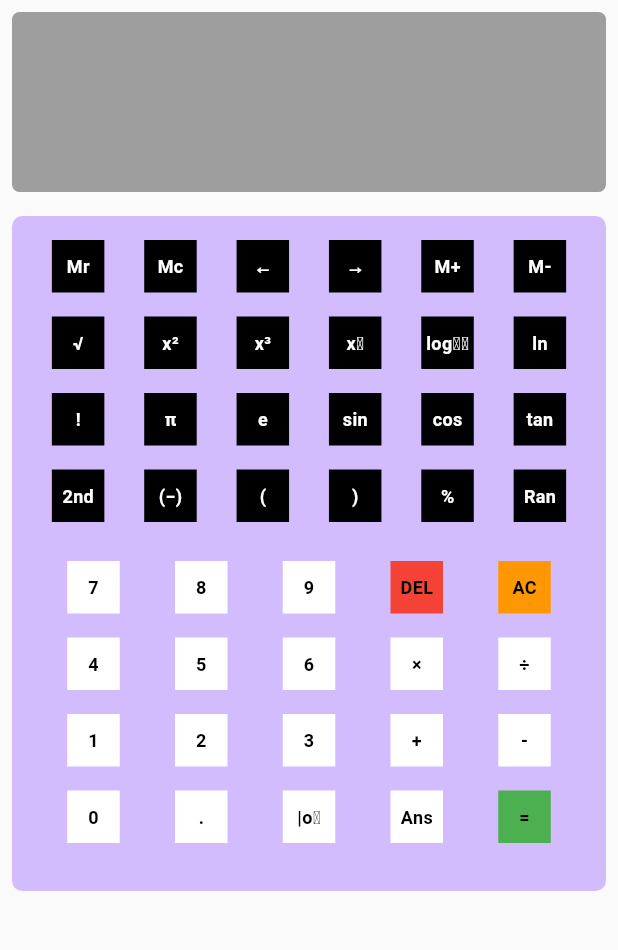
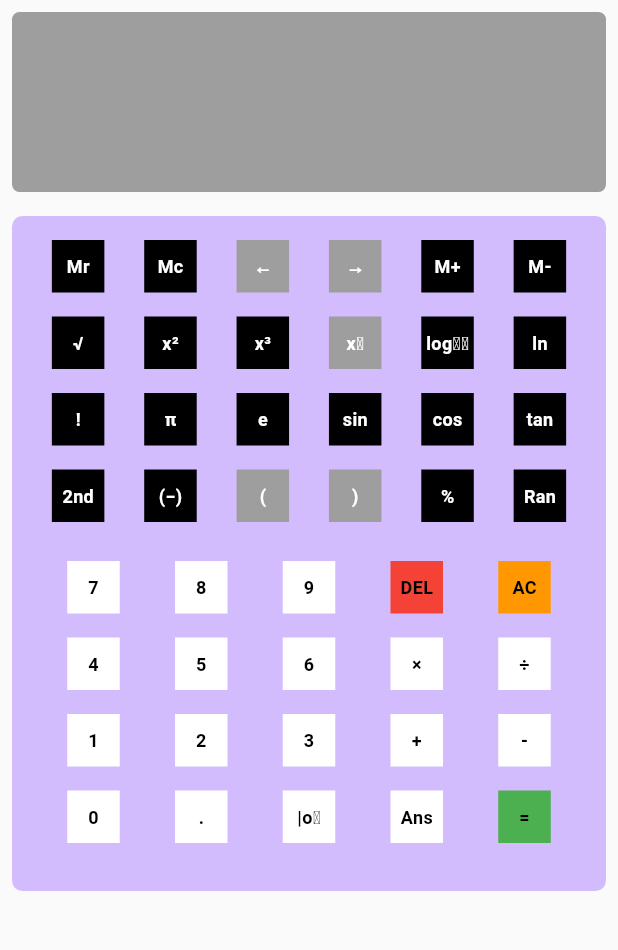
Before and after one commit to Donnubzy/calculator, a Flutter app: the screen it shows after launch, on a phone screen of 412 x 824 dp, the part 84-1034 px from its top. Run offline on Flutter 3.47's test engine with Material 3 defaults, Android fonts, the phone set to English and light mode, and no system bars.

Commit message:
Ui update to unclickable buttons.

```diff
--- a/lib/ui/buttons/button.dart
+++ b/lib/ui/buttons/button.dart
@@ -16,13 +16,22 @@ class Button extends StatelessWidget {
     return Padding(
         padding: insets(),
         child: Material(
-            color: isScientific ? Colors.black
+            color: isScientific &&
+                value == "xʸ" || value == "eˣ" || value == "(" ||
+                value == ")" || value == "←" || value == "→"
+                ? Colors.grey
+                : isScientific ? Colors.black
                 : !isScientific && value == "DEL" ? Colors.red
                 : !isScientific && value == "AC" ? Colors.orange
                 : !isScientific && value == "=" ? Colors.green.shade500
                 : Colors.white,
             child: InkWell(
                 highlightColor: Colors.grey,
+                onTap: (
+                    value == "xʸ" || value == "eˣ" || value == "(" ||
+                    value == ")" || value == "←" || value == "→")
+                    ? null
+                    : () => reader.buttonsCallback(value),
               child: Container(
                   width: size,
                   height: size,
@@ -34,7 +43,6 @@ class Button extends StatelessWidget {
                       )
                   )
               ),
-                onTap: () => reader.buttonsCallback(value)
             )
         )
     );
```
Lines whose indentation alone changed are shown as unchanged.
